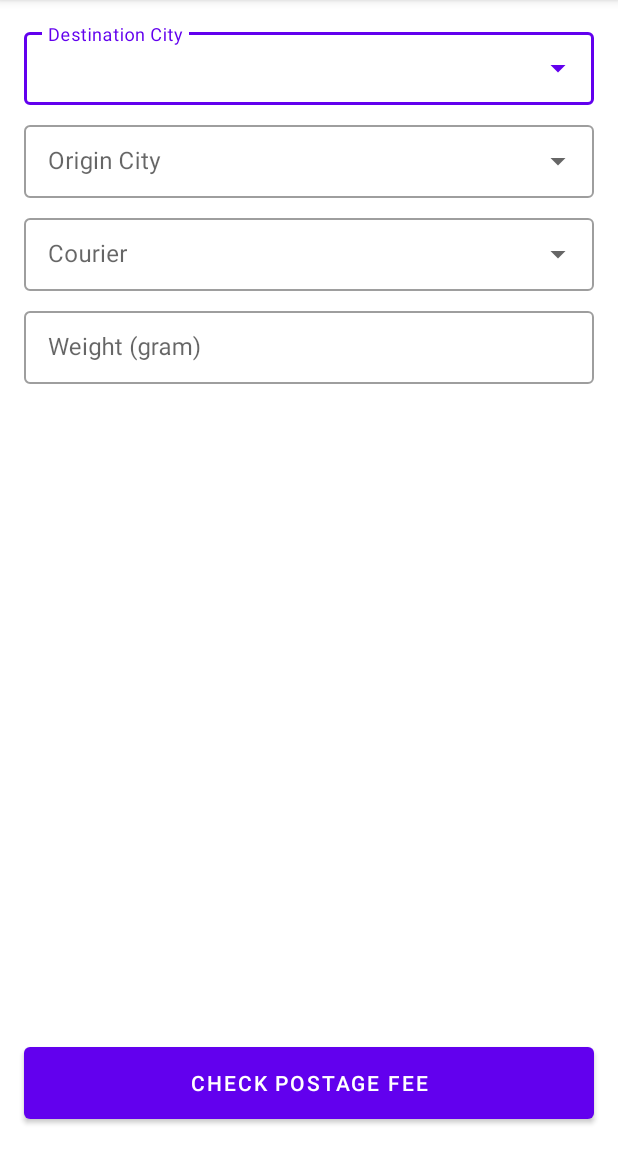
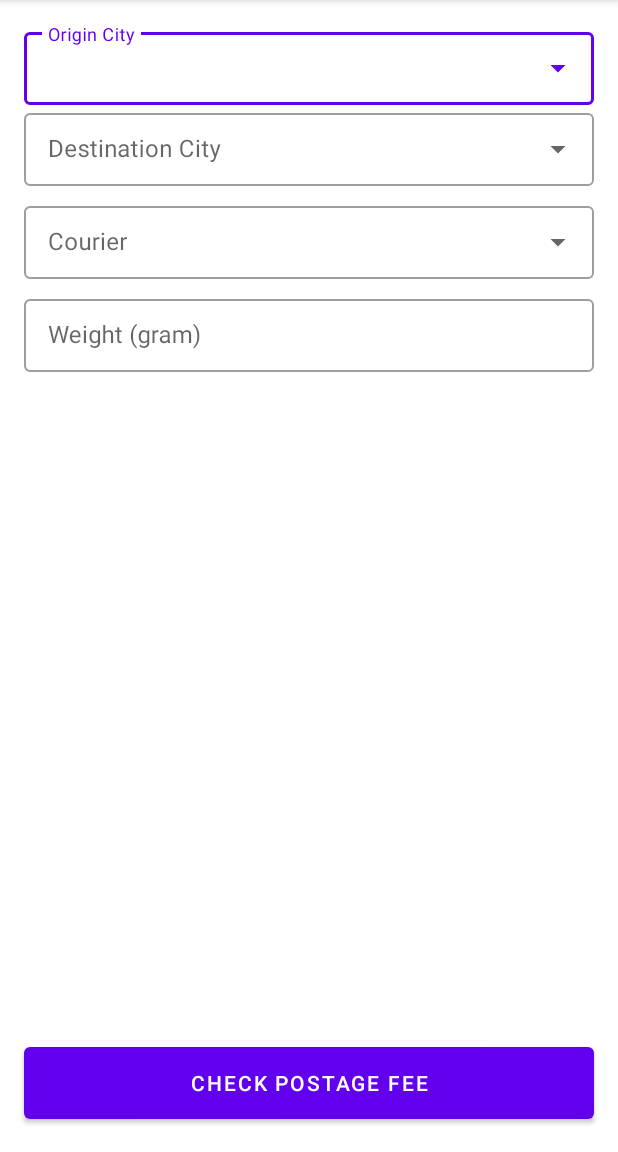
Before and after one commit to im-o/raja-ongkir-android-mvvm, an Android app: the screen it shows after launch (MainActivity), on a phone screen of 412 x 824 dp, the part 84-1236 px from its top. Run offline under Robolectric (Android 15) with nearby library versions, the phone set to English and light mode, and no system bars; our stand-ins replace Dagger/Hilt's generated code; 2 statements that could not run were skipped.

```diff
--- a/app/src/main/java/com/stimednp/mvvmrajaongkir/app/App.kt
+++ b/app/src/main/java/com/stimednp/mvvmrajaongkir/app/App.kt
@@ -9,5 +9,4 @@ import dagger.hilt.android.HiltAndroidApp
  */
 
 @HiltAndroidApp
-class App: Application() {
-}
+class App : Application()
--- a/app/src/main/java/com/stimednp/mvvmrajaongkir/ui/MainActivity.kt
+++ b/app/src/main/java/com/stimednp/mvvmrajaongkir/ui/MainActivity.kt
@@ -11,7 +11,10 @@ import com.stimednp.mvvmrajaongkir.model.CityResponse
 import com.stimednp.mvvmrajaongkir.model.CostPostageFee
 import com.stimednp.mvvmrajaongkir.model.CostResponse
 import com.stimednp.mvvmrajaongkir.model.ResultData
-import com.stimednp.mvvmrajaongkir.util.*
+import com.stimednp.mvvmrajaongkir.util.gone
+import com.stimednp.mvvmrajaongkir.util.myToast
+import com.stimednp.mvvmrajaongkir.util.openActivity
+import com.stimednp.mvvmrajaongkir.util.visible
 import dagger.hilt.android.AndroidEntryPoint
 import java.util.*
 
@@ -50,23 +53,14 @@ class MainActivity : AppCompatActivity() {
         val listCity = mainViewModel.getCities(API_KEY)
         listCity.observe(this, {
             when (it) {
-                is ResultData.Loading -> {
-                    binding.loadingPB.visible()
-                }
                 is ResultData.Success -> {
                     binding.loadingPB.gone()
                     initSpinner(it.data?.rajaOngkir?.results ?: return@observe)
                 }
-                is ResultData.Failed -> {
-                    myToast("SOMETHING FAILED : $it")
-                }
-                is ResultData.Exception -> {
-                    myToast("SOMETHING EXCEPTION : $it")
-                }
-                else -> {
-                    binding.loadingPB.gone()
-                    myToast("SOMETHING ELSE : $it")
-                }
+                is ResultData.Loading -> binding.loadingPB.visible()
+                is ResultData.Failed -> showErrorMessage(it.message.toString())
+                is ResultData.Exception -> showErrorMessage(it.message.toString())
+                else -> showErrorMessage(it.toString())
             }
         })
     }
@@ -109,17 +103,14 @@ class MainActivity : AppCompatActivity() {
         val costData = mainViewModel.getCost(API_KEY, origin, destination, weight, courier)
         costData.observe(this, {
             when (it) {
-                is ResultData.Loading -> {
-                    binding.loadingPB.visible()
-                }
                 is ResultData.Success -> {
                     binding.loadingPB.gone()
                     setupAdapter(it.data?.rajaOngkir)
                 }
-                else -> {
-                    binding.loadingPB.gone()
-                    loge("SOMETHING ELSE : $it")
-                }
+                is ResultData.Loading -> binding.loadingPB.visible()
+                is ResultData.Failed -> showErrorMessage(it.message.toString())
+                is ResultData.Exception -> showErrorMessage(it.message.toString())
+                else -> showErrorMessage(it.toString())
             }
         })
     }
@@ -146,6 +137,12 @@ class MainActivity : AppCompatActivity() {
             putParcelableArrayList(PostageFeeActivity.DATA_POSTAGE_FEE, listPostageFee)
             putParcelable(PostageFeeActivity.DATA_ORIGIN, rajaOngkir.originDetails)
             putParcelable(PostageFeeActivity.DATA_DESTINATION, rajaOngkir.destinationDetails)
+            putString(PostageFeeActivity.DATA_COURIER_NAME, rajaOngkir.query?.courier)
         }
     }
+
+    private fun showErrorMessage(message: String) {
+        binding.loadingPB.gone()
+        myToast(getString(R.string.message_error, message))
+    }
 }
--- a/app/src/main/res/layout/activity_main.xml
+++ b/app/src/main/res/layout/activity_main.xml
@@ -17,40 +17,19 @@
             android:fitsSystemWindows="true">
 
             <com.google.android.material.textfield.TextInputLayout
-                android:id="@+id/destinationTIL"
+                android:id="@+id/originTIL"
                 style="@style/Widget.MaterialComponents.TextInputLayout.OutlinedBox.Dense.ExposedDropdownMenu"
                 android:layout_width="0dp"
                 android:layout_height="wrap_content"
                 android:layout_marginStart="16dp"
                 android:layout_marginTop="16dp"
                 android:layout_marginEnd="16dp"
-                android:hint="@string/destination_city"
+                android:hint="@string/origin_city"
                 app:hintEnabled="true"
                 app:layout_constraintEnd_toEndOf="parent"
                 app:layout_constraintHorizontal_bias="0.0"
                 app:layout_constraintStart_toStartOf="parent"
                 app:layout_constraintTop_toTopOf="parent">
-
-                <com.google.android.material.textfield.MaterialAutoCompleteTextView
-                    android:id="@+id/destinationAutoCompleteTV"
-                    android:layout_width="match_parent"
-                    android:layout_height="wrap_content" />
-            </com.google.android.material.textfield.TextInputLayout>
-
-            <com.google.android.material.textfield.TextInputLayout
-                android:id="@+id/originTIL"
-                style="@style/Widget.MaterialComponents.TextInputLayout.OutlinedBox.Dense.ExposedDropdownMenu"
-                android:layout_width="0dp"
-                android:layout_height="wrap_content"
-                android:layout_marginStart="16dp"
-                android:layout_marginTop="8dp"
-                android:layout_marginEnd="16dp"
-                android:hint="@string/origin_city"
-                app:hintEnabled="true"
-                app:layout_constraintEnd_toEndOf="parent"
-                app:layout_constraintHorizontal_bias="0.0"
-                app:layout_constraintStart_toStartOf="parent"
-                app:layout_constraintTop_toBottomOf="@+id/destinationTIL">
 
                 <com.google.android.material.textfield.MaterialAutoCompleteTextView
                     android:id="@+id/originAutoCompleteTV"
@@ -71,10 +50,30 @@
                 app:layout_constraintEnd_toEndOf="parent"
                 app:layout_constraintHorizontal_bias="0.0"
                 app:layout_constraintStart_toStartOf="parent"
+                app:layout_constraintTop_toBottomOf="@+id/destinationTIL">
+
+                <com.google.android.material.textfield.MaterialAutoCompleteTextView
+                    android:id="@+id/courierAutoCompleteTV"
+                    android:layout_width="match_parent"
+                    android:layout_height="wrap_content" />
+            </com.google.android.material.textfield.TextInputLayout>
+
+            <com.google.android.material.textfield.TextInputLayout
+                android:id="@+id/destinationTIL"
+                style="@style/Widget.MaterialComponents.TextInputLayout.OutlinedBox.Dense.ExposedDropdownMenu"
+                android:layout_width="0dp"
+                android:layout_height="wrap_content"
+                android:layout_marginStart="16dp"
+                android:layout_marginEnd="16dp"
+                android:hint="@string/destination_city"
+                app:hintEnabled="true"
+                app:layout_constraintEnd_toEndOf="parent"
+                app:layout_constraintHorizontal_bias="0.0"
+                app:layout_constraintStart_toStartOf="parent"
                 app:layout_constraintTop_toBottomOf="@+id/originTIL">
 
                 <com.google.android.material.textfield.MaterialAutoCompleteTextView
-                    android:id="@+id/courierAutoCompleteTV"
+                    android:id="@+id/destinationAutoCompleteTV"
                     android:layout_width="match_parent"
                     android:layout_height="wrap_content" />
             </com.google.android.material.textfield.TextInputLayout>
--- a/app/src/main/res/values/strings.xml
+++ b/app/src/main/res/values/strings.xml
@@ -11,6 +11,8 @@
     <string name="check_postage_fee">Check Postage Fee</string>
     <string name="courier">Courier</string>
     <string name="form_empty">Some Form is Empty!</string>
+    <string name="message_error">SOMETHING ERROR : %1$s</string>
+    <string name="courier_not_available">Courier %1$s is not available on this origin/destination city</string>
 
     <string-array name="list_courier">
         <item>POS</item>
```
Also changed, not shown: app/src/main/java/com/stimednp/mvvmrajaongkir/ui/PostageFeeActivity.kt (+12 -2 lines), app/src/main/res/layout/activity_postage_fee.xml (+18 -0 lines).
